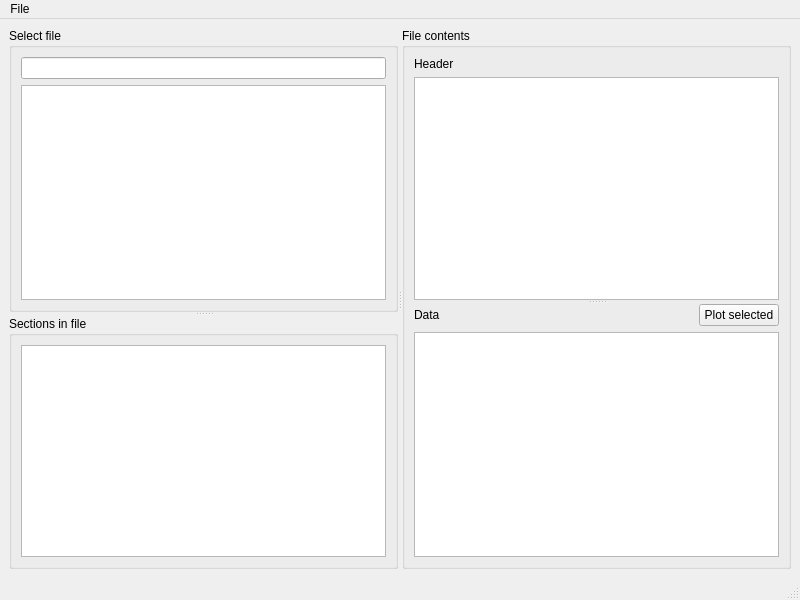
First picture: the form in mainwindow.ui, repository scummos/pyfitsviewer, before the edit.
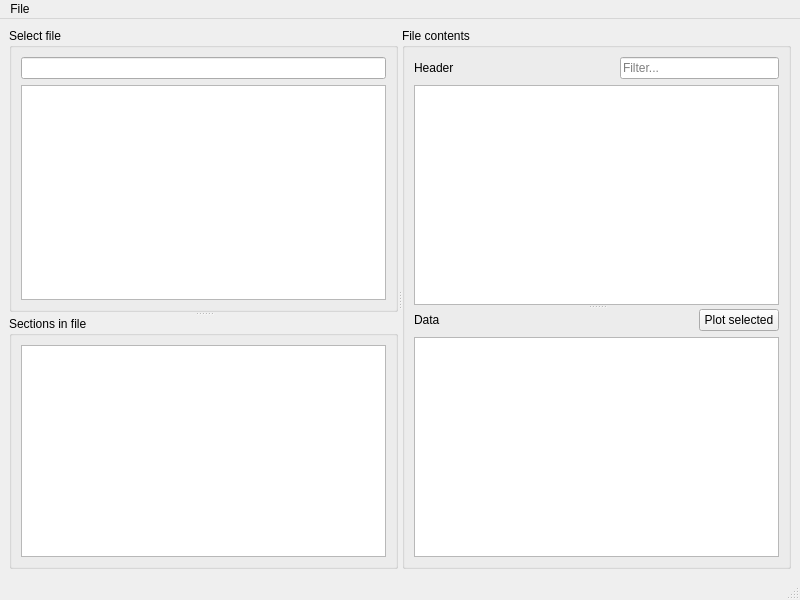
Second picture: the form after the edit.

Commit message: allow filtering the header

What changed in the file:
```diff
--- a/mainwindow.ui
+++ b/mainwindow.ui
@@ -79,11 +79,35 @@
           <widget class="QWidget" name="layoutWidget">
            <layout class="QVBoxLayout" name="verticalLayout_5">
             <item>
+             <layout class="QHBoxLayout" name="horizontalLayout_3">
+              <item>
              <widget class="QLabel" name="label">
               <property name="text">
                <string>Header</string>
               </property>
              </widget>
+              </item>
+              <item>
+               <spacer name="horizontalSpacer_2">
+                <property name="orientation">
+                 <enum>Qt::Horizontal</enum>
+                </property>
+                <property name="sizeHint" stdset="0">
+                 <size>
+                  <width>40</width>
+                  <height>20</height>
+                 </size>
+                </property>
+               </spacer>
+              </item>
+              <item>
+               <widget class="QLineEdit" name="filterHeader">
+                <property name="placeholderText">
+                 <string>Filter...</string>
+                </property>
+               </widget>
+              </item>
+             </layout>
             </item>
             <item>
              <widget class="QTableView" name="header"/>
```
Lines whose indentation alone changed are shown as unchanged. The commit also changes 2 other files.
